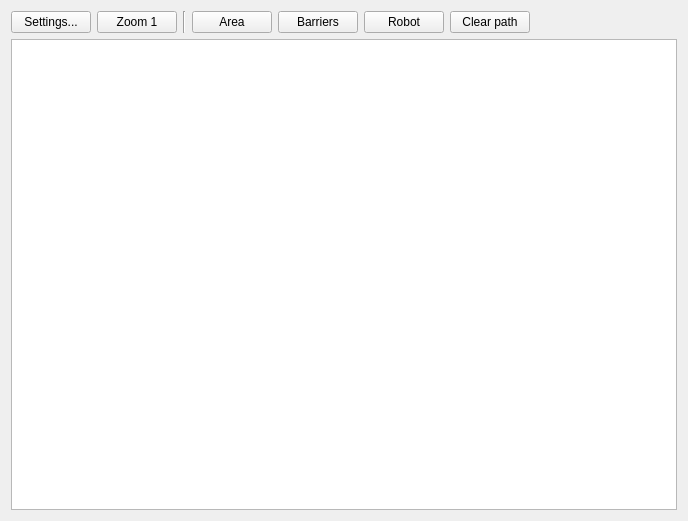
IvanFeofanov/rqt_big_brother_screen, file src/rqt_big_brother_screen/big_brother_screen.ui: the form before one commit.
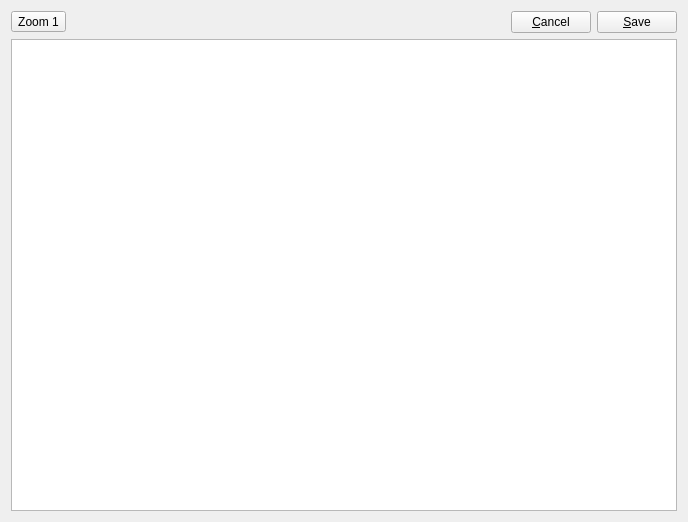
The form after the commit.

Commit message: Added context menu and edit mode

```diff
--- a/src/rqt_big_brother_screen/big_brother_screen.ui
+++ b/src/rqt_big_brother_screen/big_brother_screen.ui
@@ -7,7 +7,7 @@
     <x>0</x>
     <y>0</y>
     <width>688</width>
-    <height>521</height>
+    <height>522</height>
    </rect>
   </property>
   <property name="windowTitle">
@@ -17,60 +17,12 @@
    <item>
     <layout class="QHBoxLayout" name="horizontalLayout">
      <item>
-      <widget class="QPushButton" name="pushButtonSettings">
-       <property name="text">
-        <string>Settings...</string>
-       </property>
-      </widget>
-     </item>
-     <item>
-      <widget class="QPushButton" name="pushButtonZoomOne">
+      <widget class="QToolButton" name="toolButtonZoomOne">
        <property name="text">
         <string>Zoom 1</string>
        </property>
       </widget>
      </item>
-     <item>
-      <widget class="Line" name="line">
-       <property name="orientation">
-        <enum>Qt::Vertical</enum>
-       </property>
-      </widget>
-     </item>
-     <item>
-      <widget class="QPushButton" name="pushButtonArea">
-       <property name="text">
-        <string>Area</string>
-       </property>
-       <property name="checkable">
-        <bool>true</bool>
-       </property>
-       <property name="checked">
-        <bool>false</bool>
-       </property>
-      </widget>
-     </item>
-     <item>
-      <widget class="QPushButton" name="pushButtonBarriers">
-       <property name="text">
-        <string>Barriers</string>
-       </property>
-      </widget>
-     </item>
-     <item>
-      <widget class="QPushButton" name="pushButtonRobot">
-       <property name="text">
-        <string>Robot</string>
-       </property>
-      </widget>
-     </item>
-     <item>
-      <widget class="QPushButton" name="pushButtonClearPath">
-       <property name="text">
-        <string>Clear path</string>
-       </property>
-      </widget>
-     </item>
      <item>
       <spacer name="horizontalSpacer">
        <property name="orientation">
@@ -84,6 +36,20 @@
        </property>
       </spacer>
      </item>
+     <item>
+      <widget class="QPushButton" name="pushButtonCancelEdit">
+       <property name="text">
+        <string>&amp;Cancel</string>
+       </property>
+      </widget>
+     </item>
+     <item>
+      <widget class="QPushButton" name="pushButtonSaveEdit">
+       <property name="text">
+        <string>&amp;Save</string>
+       </property>
+      </widget>
+     </item>
     </layout>
    </item>
    <item>
```
The commit also changes 9 other files.
